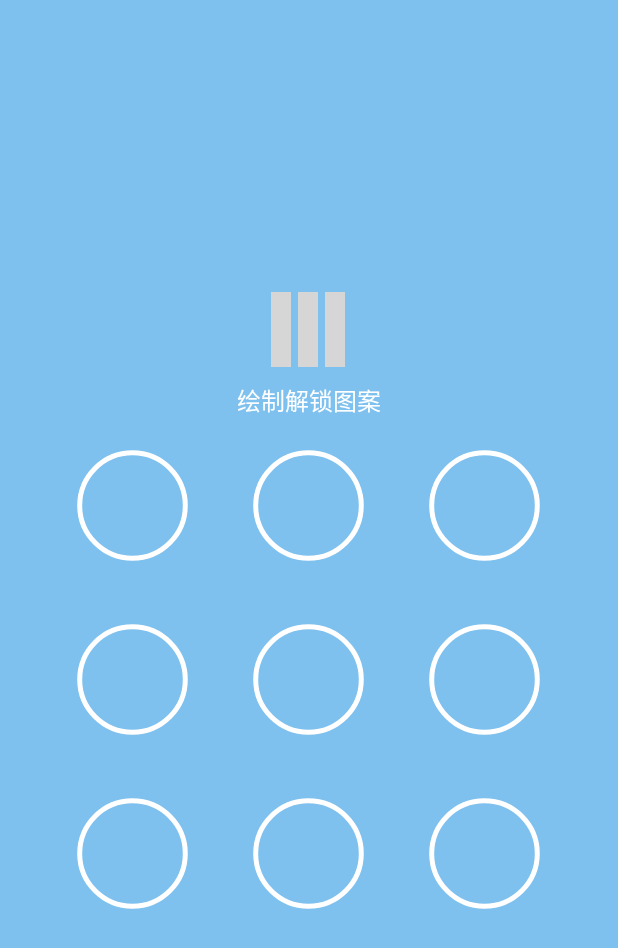
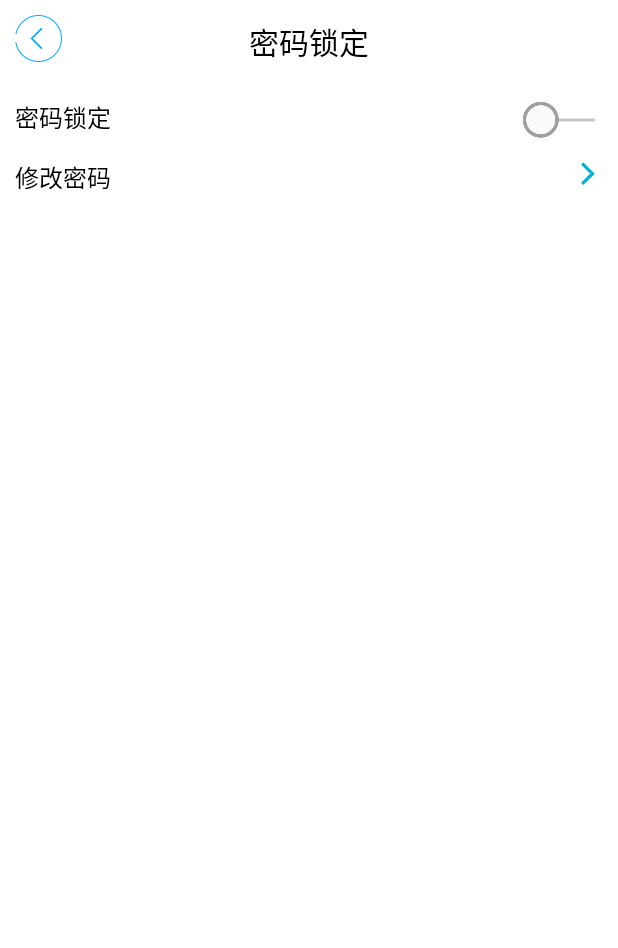
Before and after one commit to qiuboyuan1/BeautifulTime, an Android app: the SettingActivity screen opened directly, with no data from a screen before it, after a tap on "密码锁定", on a phone screen of 412 x 824 dp. Shown: the top 948 px of the screen. Run offline under Robolectric (Android 15) with nearby library versions, the phone set to English and light mode, and no system bars; grey boxes are pictures that could not be loaded.

Commit message:
改进手势锁 张雪健

```diff
--- a/app/src/main/AndroidManifest.xml
+++ b/app/src/main/AndroidManifest.xml
@@ -24,6 +24,7 @@
         <activity android:name=".ui.activity.SetGestureLockActivity"/>
         <activity android:name=".ui.activity.CheckoutGestureLockActivity"/>
         <activity android:name=".ui.activity.VideoActivity"/>
+        <activity android:name=".ui.activity.LockActivity"/>
     </application>
 
 </manifest>
--- /dev/null
+++ b/app/src/main/java/com/qiu/beautifultime/ui/activity/LockActivity.java
@@ -0,0 +1,52 @@
+package com.qiu.beautifultime.ui.activity;
+
+import android.content.Intent;
+import android.view.View;
+import android.widget.ImageView;
+import android.widget.Switch;
+import android.widget.Toast;
+
+import com.qiu.beautifultime.R;
+
+/**
+ * Created by dllo on 16/8/17.
+ * 设置手势锁Activity
+ */
+public class LockActivity extends AbsBaseActivity implements View.OnClickListener {
+    private ImageView ivBack;
+    private Switch aSwitch;
+
+    @Override
+    protected int setLayout() {
+        return R.layout.activity_lock;
+    }
+
+    @Override
+    protected void initView() {
+        aSwitch = byView(R.id.password_lock);
+        ivBack = byView(R.id.iv_lock_back);
+    }
+
+    @Override
+    protected void initData() {
+        ivBack.setOnClickListener(this);
+        aSwitch.setOnClickListener(this);
+        aSwitch.setChecked(false);
+    }
+
+    @Override
+    public void onClick(View v) {
+        switch (v.getId()) {
+            case R.id.iv_lock_back:
+                finish();
+                break;
+            case R.id.password_lock:
+                if (aSwitch.isChecked()) {
+                    startActivity(new Intent(LockActivity.this, SetGestureLockActivity.class));
+                } else {
+                    Toast.makeText(this, "已关闭密码锁定", Toast.LENGTH_SHORT).show();
+                }
+                break;
+        }
+    }
+}
--- a/app/src/main/java/com/qiu/beautifultime/ui/activity/SettingActivity.java
+++ b/app/src/main/java/com/qiu/beautifultime/ui/activity/SettingActivity.java
@@ -99,7 +99,7 @@ public class SettingActivity extends AbsBaseActivity implements View.OnClickList
                 }
                 break;
             case R.id.setting_password:
-                startActivity(new Intent(SettingActivity.this, SetGestureLockActivity.class));
+                startActivity(new Intent(SettingActivity.this, LockActivity.class));
                 break;
             case R.id.setting_play_video:
                 Intent intent = new Intent(SettingActivity.this, VideoActivity.class);
--- /dev/null
+++ b/app/src/main/res/layout/activity_lock.xml
@@ -0,0 +1,75 @@
+<?xml version="1.0" encoding="utf-8"?>
+<LinearLayout xmlns:android="http://schemas.android.com/apk/res/android"
+    android:layout_width="match_parent"
+    android:layout_height="match_parent"
+    android:background="@android:color/white"
+    android:orientation="vertical">
+
+    <RelativeLayout
+        android:layout_width="match_parent"
+        android:layout_height="56dp">
+
+        <ImageView
+            android:id="@+id/iv_lock_back"
+            android:layout_width="wrap_content"
+            android:layout_height="wrap_content"
+            android:layout_margin="10dp"
+            android:src="@drawable/setting_back" />
+
+        <TextView
+            android:layout_width="wrap_content"
+            android:layout_height="wrap_content"
+            android:layout_centerInParent="true"
+            android:text="密码锁定"
+            android:textColor="@android:color/black"
+            android:textSize="20sp" />
+    </RelativeLayout>
+
+    <RelativeLayout
+        android:layout_width="match_parent"
+        android:layout_height="40dp">
+
+        <TextView
+            android:layout_width="wrap_content"
+            android:layout_height="wrap_content"
+            android:layout_margin="10dp"
+            android:text="密码锁定"
+            android:textColor="@android:color/black"
+            android:textSize="16sp" />
+
+        <Switch
+            android:id="@+id/password_lock"
+            android:layout_width="wrap_content"
+            android:layout_height="wrap_content"
+            android:layout_alignParentRight="true"
+            android:layout_marginRight="15dp"
+            android:layout_marginTop="12dp"
+            android:thumb="@drawable/setting_switch_thumb"
+            android:track="@drawable/setting_switch_track" />
+
+    </RelativeLayout>
+
+    <RelativeLayout
+        android:id="@+id/change_password"
+        android:layout_width="match_parent"
+        android:layout_height="40dp">
+
+        <TextView
+            android:layout_width="wrap_content"
+            android:layout_height="wrap_content"
+            android:layout_margin="10dp"
+            android:text="修改密码"
+            android:textColor="@android:color/black"
+            android:textSize="16sp" />
+
+        <ImageView
+            android:layout_width="wrap_content"
+            android:layout_height="wrap_content"
+            android:layout_alignParentRight="true"
+            android:layout_marginRight="15dp"
+            android:layout_marginTop="12dp"
+            android:src="@drawable/setting_jump" />
+
+    </RelativeLayout>
+
+</LinearLayout>
```
Also changed, not shown: app/src/main/java/com/qiu/beautifultime/app/App.java (+5 -4 lines), app/src/main/java/com/qiu/beautifultime/tools/LockPatternUtils.java (+29 -26 lines), app/src/main/java/com/qiu/beautifultime/ui/activity/CheckoutGestureLockActivity.java (+14 -14 lines), app/src/main/java/com/qiu/beautifultime/ui/activity/SetGestureLockActivity.java (+5 -4 lines), app/src/main/java/com/qiu/beautifultime/ui/activity/WelcomeActivity.java (+22 -3 lines), app/src/main/res/drawable/start_shape.xml (added, +8 -0 lines), app/src/main/res/layout/activity_welcome.xml (+17 -5 lines).
